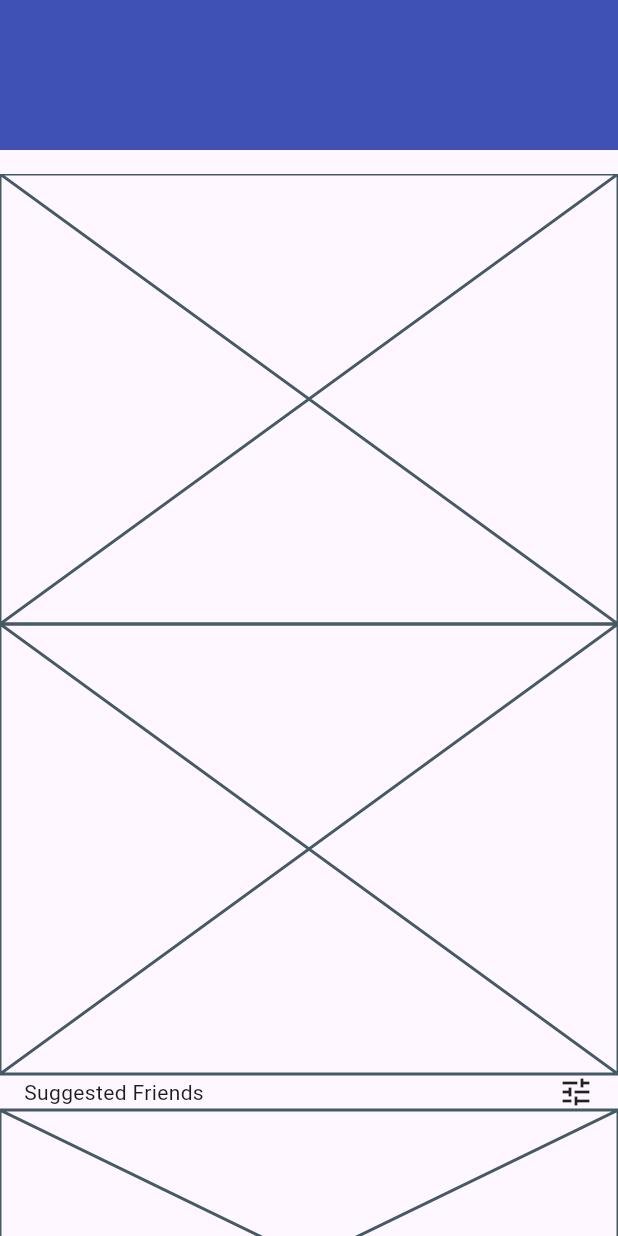
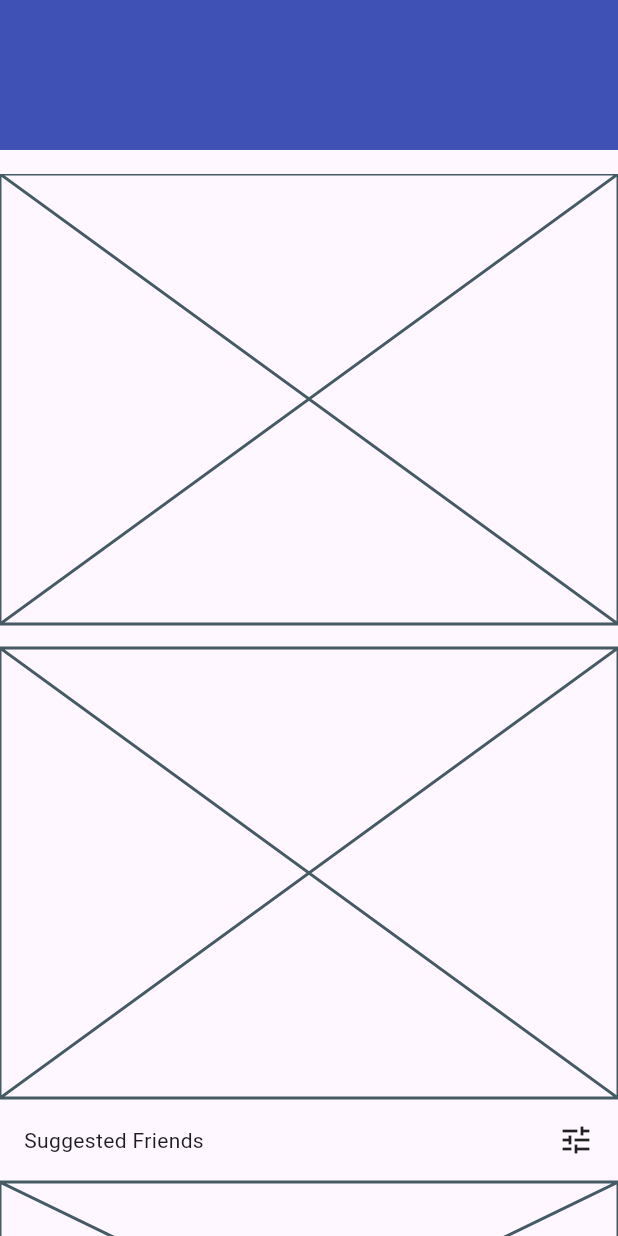
Before and after one commit to JAICHANGPARK/flutter_notebook_chapter_43, a Flutter app: the NewsFeedHomePage screen opened directly, on a phone screen of 412 x 824 dp. Run offline on Flutter 3.47's test engine with Material 3 defaults, Android fonts, the phone set to English and light mode, and no system bars; our stand-ins replace gap, hugeicons.

Commit message:
Update news_feed_home_page.dart

```diff
--- a/lib/ep2163_newsfeed_app/views/news_feed_home_page.dart
+++ b/lib/ep2163_newsfeed_app/views/news_feed_home_page.dart
@@ -24,7 +24,10 @@ class _NewsFeedHomePageState extends State<NewsFeedHomePage> {
                     color: Colors.indigo,
                   ),
                   Expanded(child: SingleChildScrollView(
+
                     child: Column(
+                      spacing: 16,
+                      crossAxisAlignment: CrossAxisAlignment.start,
                       children: [
                         Container(
                           height: 300,
```
